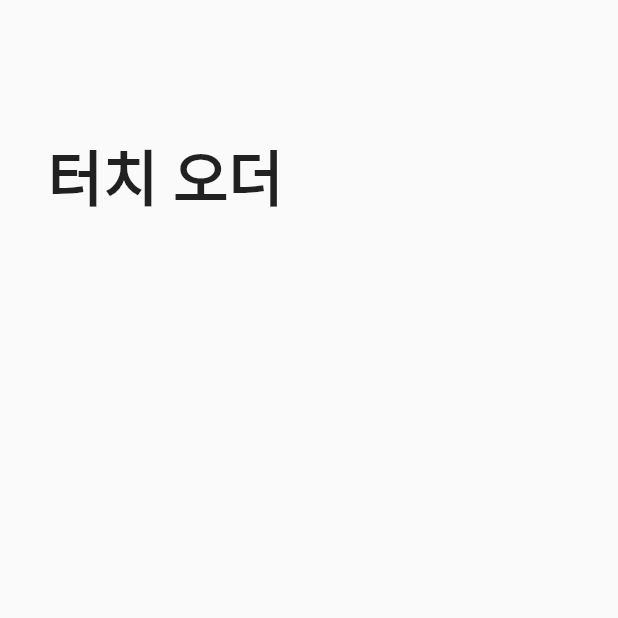
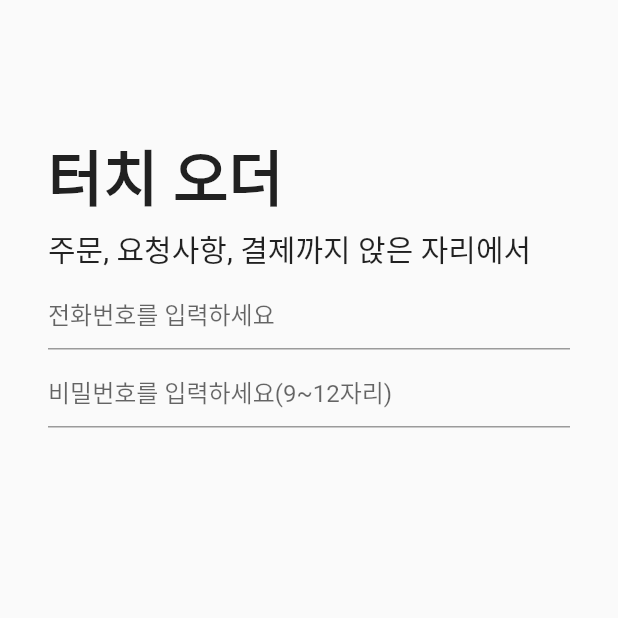
Before and after one commit to dooik1005/Touch-Order, a Flutter app: the screen it shows after launch, on a phone screen of 412 x 824 dp, the top half of it. Run offline on Flutter 3.47's test engine with Material 2 defaults, Android fonts, the phone set to English and light mode, and no system bars; our stand-ins replace firebase_auth, firebase_core, logger; accounts and stored records are empty; Roboto replaces fonts that are missing (Kyungki).

Commit message:
loginView

```diff
--- a/touch_order/lib/views/login/login_view.dart
+++ b/touch_order/lib/views/login/login_view.dart
@@ -1,42 +1,115 @@
 import 'package:flutter/material.dart';
-import 'package:firebase_core/firebase_core.dart';
 import 'package:firebase_auth/firebase_auth.dart';
 import 'package:logger/logger.dart';
 
 var logger = Logger();
 class LoginView extends StatelessWidget {
+
   final _firebaseAuth = FirebaseAuth.instance;
+
+  final Text touchOrderName = const Text( // '터치 오더' 텍스트
+    '터치 오더',
+    style: TextStyle(
+      fontFamily: 'Kyungki',
+      fontSize: 40,
+      fontWeight: FontWeight.bold
+    )
+  );
+
+  final Text touchOrderDescription = const Text( // '주문, 요청사항, 결제까지 앉은 자리에서' 텍스트
+    '주문, 요청사항, 결제까지 앉은 자리에서',
+    style: TextStyle(
+      fontFamily: 'Kyungki',
+      fontSize: 20
+    )
+  );
+
+  LoginView({super.key});
 
 
   @override
-  Widget build(Object context) {
-    return Material(
-      child: Scaffold(
+  Widget build(BuildContext context) {
+    return MaterialApp(
+      home: Scaffold(
         appBar: AppBar(
           backgroundColor: Colors.transparent,
           elevation: 0.0,
         ),
-        body: Container(
-          margin: const EdgeInsets.fromLTRB(32, 32, 32, 32),
-          child: const Column(children: [
-            Align(
-              alignment: Alignment.topLeft,
-              child: Column(
-                  children: [
-                    Text(
-                     '터치 오더',
-                     style: TextStyle(
-                      fontFamily: 'Kyungki',
-                      fontSize: 40,
-                      fontWeight: FontWeight.bold
-                     ),
-                    )
-                  ],
-                )
-              )
-          ],)
-        ),
-      ),
+        body: SingleChildScrollView(
+          padding: const EdgeInsets.all(32),
+          child: Column(
+            crossAxisAlignment: CrossAxisAlignment.start,
+            children: [
+              Column(
+                crossAxisAlignment: CrossAxisAlignment.start,
+                children: [
+                  touchOrderName,
+                  const Padding(padding: EdgeInsets.only(top: 4)),
+                  touchOrderDescription
+                ],
+              ),
+              const Padding(padding: EdgeInsets.only(top: 4)),
+              const PhoneNumPasswordInput()
+            ]
+          )
+        )
+      )
     );
   }
 }
+
+class PhoneNumPasswordInput extends StatefulWidget {
+  const PhoneNumPasswordInput({super.key});
+
+  @override
+  State<PhoneNumPasswordInput> createState() => _PhoneNumPasswordInputState();
+}
+
+class _PhoneNumPasswordInputState extends State<PhoneNumPasswordInput> {
+
+  TextFormField phoneNumInput = TextFormField( // 전화번호를 받는 TextFormField
+    keyboardType: TextInputType.phone,
+    decoration: const InputDecoration(
+      hintText: '전화번호를 입력하세요',
+    ),
+    validator: (value) { // 전화번호가 '010-XXXX-XXXX'인 전화번호인지 확인하는 코드
+       RegExp regExp = RegExp(r'(^(010)-[0-9]{4}-[0-9]{4}$)');
+      if(!regExp.hasMatch(value!)) {
+        return '잘못된 전화번호입니다';
+      } else {
+        return null;
+      }
+    },
+    autovalidateMode: AutovalidateMode.onUserInteraction,
+  );
+
+  TextFormField passwordInput = TextFormField( // 비밀번호를 받는 TextFormField
+    keyboardType: TextInputType.visiblePassword,
+    decoration: const InputDecoration(
+      hintText: '비밀번호를 입력하세요(9~12자리)'
+    ),
+    obscureText: true,
+    validator: (value) {
+      if(value!.length < 9) {
+        return '비밀번호가 너무 짧습니다';
+      } else if(value.length > 12) {
+        return '비밀번호가 너무 깁니다';
+      } else {
+        return null;
+      }
+    },
+    autovalidateMode: AutovalidateMode.onUserInteraction,
+  );
+
+
+  @override
+  Widget build(BuildContext context) {
+    return Column(children: [
+      phoneNumInput,
+      const Padding(padding: EdgeInsets.only(top:4)),
+      passwordInput
+    ]);
+
+
+  }
+}
```
Also changed, not shown: touch_order/flutter_01.png (added).
